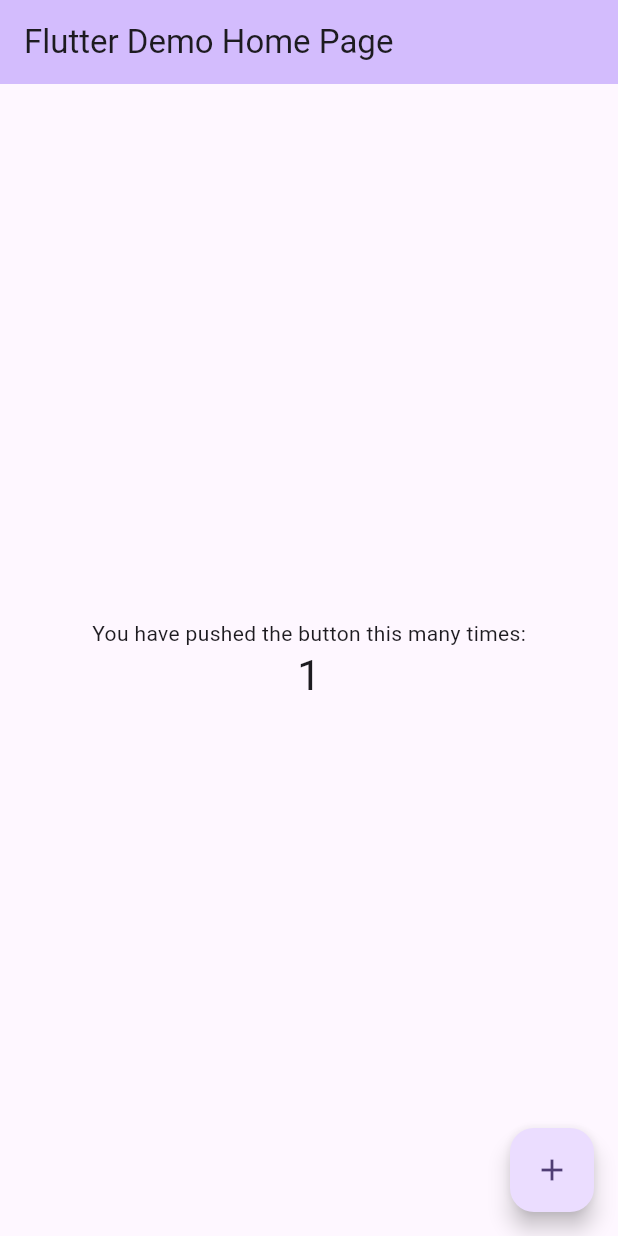
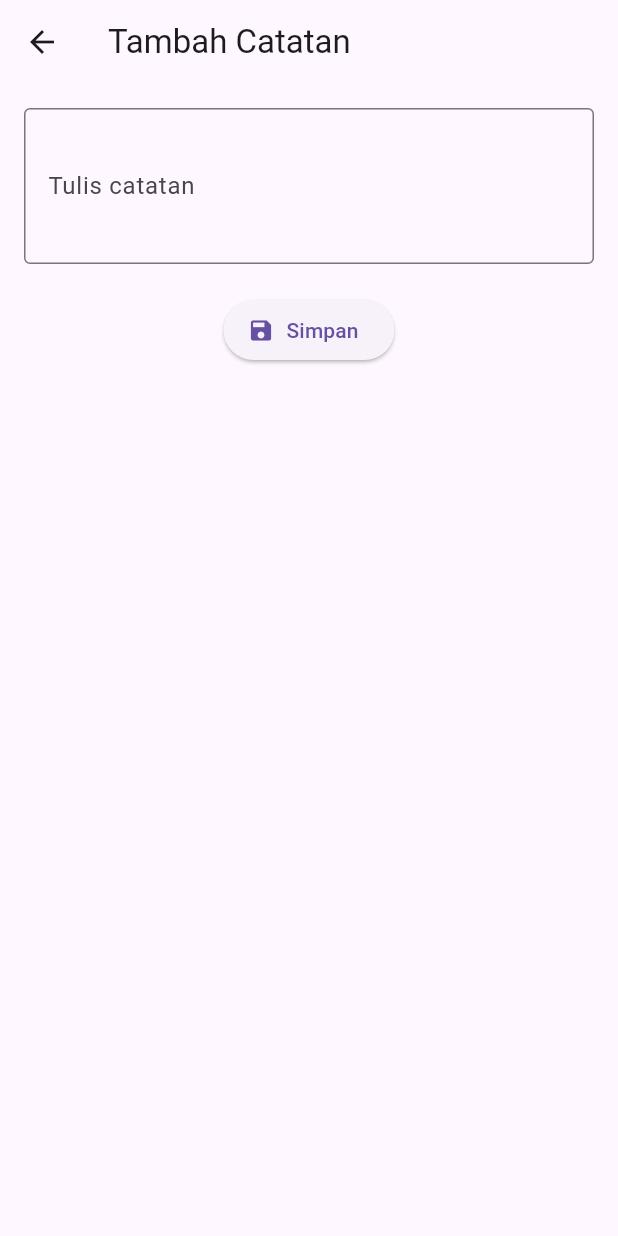
Before and after one commit to ras-24/my_note_app, a Flutter app: the screen it shows after launch, after a tap on the "add" icon, on a phone screen of 412 x 824 dp. Run offline on Flutter 3.47's test engine with Material 3 defaults, Android fonts, the phone set to English and light mode, and no system bars.

Commit message:
commit project

```diff
--- a/lib/main.dart
+++ b/lib/main.dart
@@ -4,119 +4,199 @@ void main() {
   runApp(const MyApp());
 }
 
+// Root Aplikasi
 class MyApp extends StatelessWidget {
   const MyApp({super.key});
 
-  // This widget is the root of your application.
   @override
   Widget build(BuildContext context) {
     return MaterialApp(
-      title: 'Flutter Demo',
-      theme: ThemeData(
-        // This is the theme of your application.
-        //
-        // TRY THIS: Try running your application with "flutter run". You'll see
-        // the application has a purple toolbar. Then, without quitting the app,
-        // try changing the seedColor in the colorScheme below to Colors.green
-        // and then invoke "hot reload" (save your changes or press the "hot
-        // reload" button in a Flutter-supported IDE, or press "r" if you used
-        // the command line to start the app).
-        //
-        // Notice that the counter didn't reset back to zero; the application
-        // state is not lost during the reload. To reset the state, use hot
-        // restart instead.
-        //
-        // This works for code too, not just values: Most code changes can be
-        // tested with just a hot reload.
-        colorScheme: ColorScheme.fromSeed(seedColor: Colors.deepPurple),
-      ),
-      home: const MyHomePage(title: 'Flutter Demo Home Page'),
+      title: 'Note App',
+      theme: ThemeData(primarySwatch: Colors.indigo),
+      home: const HomePage(),
     );
   }
 }
 
-class MyHomePage extends StatefulWidget {
-  const MyHomePage({super.key, required this.title});
-
-  // This widget is the home page of your application. It is stateful, meaning
-  // that it has a State object (defined below) that contains fields that affect
-  // how it looks.
-
-  // This class is the configuration for the state. It holds the values (in this
-  // case the title) provided by the parent (in this case the App widget) and
-  // used by the build method of the State. Fields in a Widget subclass are
-  // always marked "final".
-
-  final String title;
+// HALAMAN 1: HomePage (Stateful supaya bisa update daftar)
+class HomePage extends StatefulWidget {
+  const HomePage({super.key});
 
   @override
-  State<MyHomePage> createState() => _MyHomePageState();
+  State<HomePage> createState() => _HomePageState();
 }
 
-class _MyHomePageState extends State<MyHomePage> {
-  int _counter = 0;
+class _HomePageState extends State<HomePage> {
+  List<String> notes = [];
 
-  void _incrementCounter() {
-    setState(() {
-      // This call to setState tells the Flutter framework that something has
-      // changed in this State, which causes it to rerun the build method below
-      // so that the display can reflect the updated values. If we changed
-      // _counter without calling setState(), then the build method would not be
-      // called again, and so nothing would appear to happen.
-      _counter++;
-    });
+  @override
+  Widget build(BuildContext context) {
+    return Scaffold(
+      appBar: AppBar(title: const Text("Daftar Catatan")),
+      body: notes.isEmpty
+          ? const Center(child: Text("Belum ada catatan."))
+          : ListView.builder(
+              padding: const EdgeInsets.all(8),
+              itemCount: notes.length,
+              itemBuilder: (context, index) {
+                final note = notes[index];
+                return Dismissible(
+                  key: ValueKey(note + index.toString()),
+                  direction: DismissDirection.endToStart,
+                  background: Container(
+                    color: Colors.red,
+                    alignment: Alignment.centerRight,
+                    padding: const EdgeInsets.symmetric(horizontal: 20),
+                    child: const Icon(Icons.delete, color: Colors.white),
+                  ),
+                  onDismissed: (direction) {
+                    setState(() {
+                      notes.removeAt(index);
+                    });
+                    ScaffoldMessenger.of(
+                      context,
+                    ).showSnackBar(SnackBar(content: Text("Catatan dihapus")));
+                  },
+                  child: Card(
+                    child: ListTile(
+                      title: Text(note),
+                      onTap: () async {
+                        final updatedNote = await Navigator.push(
+                          context,
+                          MaterialPageRoute(
+                            builder: (context) =>
+                                EditNotePage(note: note, index: index),
+                          ),
+                        );
+
+                        if (updatedNote != null && updatedNote is String) {
+                          setState(() {
+                            notes[index] = updatedNote;
+                          });
+                        }
+                      },
+                      trailing: IconButton(
+                        icon: const Icon(Icons.delete, color: Colors.red),
+                        onPressed: () {
+                          setState(() {
+                            notes.removeAt(index);
+                          });
+                        },
+                      ),
+                    ),
+                  ),
+                );
+              },
+            ),
+      floatingActionButton: FloatingActionButton(
+        onPressed: () async {
+          // Navigasi ke AddNotePage dan tunggu hasil
+          final newNote = await Navigator.push(
+            context,
+            MaterialPageRoute(builder: (context) => const AddNotePage()),
+          );
+
+          if (newNote != null && newNote is String && newNote.isNotEmpty) {
+            setState(() {
+              notes.add(newNote);
+            });
+          }
+        },
+        child: const Icon(Icons.add),
+      ),
+    );
+  }
+}
+
+// HALAMAN 2: AddNotePage (Stateful)
+class AddNotePage extends StatefulWidget {
+  const AddNotePage({super.key});
+
+  @override
+  State<AddNotePage> createState() => _AddNotePageState();
+}
+
+class _AddNotePageState extends State<AddNotePage> {
+  final TextEditingController _controller = TextEditingController();
+
+  @override
+  Widget build(BuildContext context) {
+    return Scaffold(
+      appBar: AppBar(title: const Text("Tambah Catatan")),
+      body: SingleChildScrollView(
+        // biar tidak overflow di layar kecil
+        padding: const EdgeInsets.all(16.0),
+        child: Column(
+          children: [
+            TextField(
+              controller: _controller,
+              maxLines: 3,
+              decoration: const InputDecoration(
+                labelText: "Tulis catatan",
+                border: OutlineInputBorder(),
+              ),
+            ),
+            const SizedBox(height: 20),
+            ElevatedButton.icon(
+              icon: const Icon(Icons.save),
+              label: const Text("Simpan"),
+              onPressed: () {
+                Navigator.pop(context, _controller.text);
+              },
+            ),
+          ],
+        ),
+      ),
+    );
+  }
+}
+
+class EditNotePage extends StatefulWidget {
+  final String note;
+  final int index;
+
+  const EditNotePage({super.key, required this.note, required this.index});
+
+  @override
+  State<EditNotePage> createState() => _EditNotePageState();
+}
+
+class _EditNotePageState extends State<EditNotePage> {
+  late TextEditingController _controller;
+
+  @override
+  void initState() {
+    super.initState();
+    _controller = TextEditingController(text: widget.note);
   }
 
   @override
   Widget build(BuildContext context) {
-    // This method is rerun every time setState is called, for instance as done
-    // by the _incrementCounter method above.
-    //
-    // The Flutter framework has been optimized to make rerunning build methods
-    // fast, so that you can just rebuild anything that needs updating rather
-    // than having to individually change instances of widgets.
     return Scaffold(
-      appBar: AppBar(
-        // TRY THIS: Try changing the color here to a specific color (to
-        // Colors.amber, perhaps?) and trigger a hot reload to see the AppBar
-        // change color while the other colors stay the same.
-        backgroundColor: Theme.of(context).colorScheme.inversePrimary,
-        // Here we take the value from the MyHomePage object that was created by
-        // the App.build method, and use it to set our appbar title.
-        title: Text(widget.title),
-      ),
-      body: Center(
-        // Center is a layout widget. It takes a single child and positions it
-        // in the middle of the parent.
+      appBar: AppBar(title: const Text("Edit Catatan")),
+      body: SingleChildScrollView(
+        padding: const EdgeInsets.all(16.0),
         child: Column(
-          // Column is also a layout widget. It takes a list of children and
-          // arranges them vertically. By default, it sizes itself to fit its
-          // children horizontally, and tries to be as tall as its parent.
-          //
-          // Column has various properties to control how it sizes itself and
-          // how it positions its children. Here we use mainAxisAlignment to
-          // center the children vertically; the main axis here is the vertical
-          // axis because Columns are vertical (the cross axis would be
-          // horizontal).
-          //
-          // TRY THIS: Invoke "debug painting" (choose the "Toggle Debug Paint"
-          // action in the IDE, or press "p" in the console), to see the
-          // wireframe for each widget.
-          mainAxisAlignment: MainAxisAlignment.center,
-          children: <Widget>[
-            const Text('You have pushed the button this many times:'),
-            Text(
-              '$_counter',
-              style: Theme.of(context).textTheme.headlineMedium,
+          children: [
+            TextField(
+              controller: _controller,
+              maxLines: 3,
+              decoration: const InputDecoration(
+                labelText: "Edit catatan",
+                border: OutlineInputBorder(),
+              ),
+            ),
+            const SizedBox(height: 20),
+            ElevatedButton.icon(
+              icon: const Icon(Icons.save),
+              label: const Text("Update"),
+              onPressed: () {
+                Navigator.pop(context, _controller.text);
+              },
             ),
           ],
         ),
       ),
-      floatingActionButton: FloatingActionButton(
-        onPressed: _incrementCounter,
-        tooltip: 'Increment',
-        child: const Icon(Icons.add),
-      ), // This trailing comma makes auto-formatting nicer for build methods.
     );
   }
 }
```
Also changed, not shown: 1 other file.
